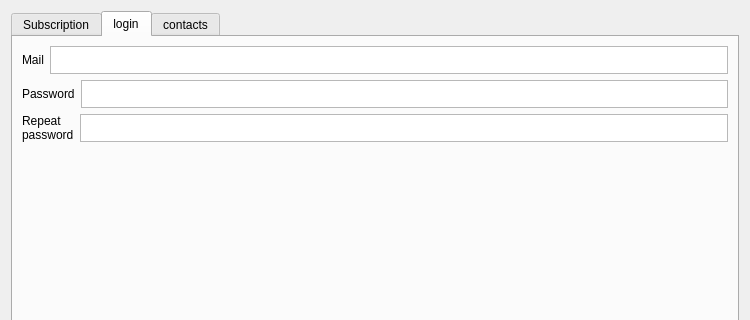
The window that src/cloud/cloud_ui.ui (giacomogroppi/writernote-qt) describes before a commit, drawn with Qt 5; both pictures show x 0 to 750 and y 0 to 320 of the 750 by 582 pixel window.
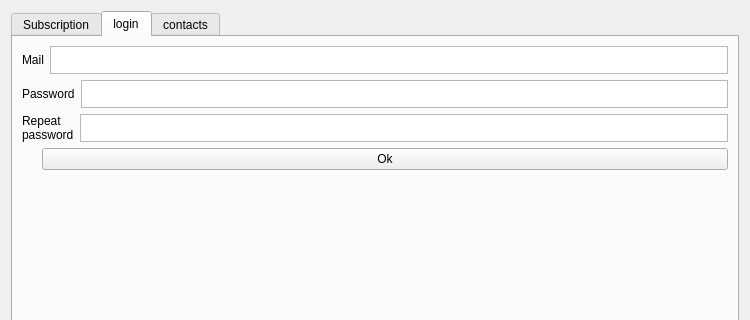
The same window after the commit.

Patch:
```diff
--- a/src/cloud/cloud_ui.ui
+++ b/src/cloud/cloud_ui.ui
@@ -135,7 +135,7 @@
       <attribute name="title">
        <string>login</string>
       </attribute>
-      <layout class="QVBoxLayout" name="verticalLayout_3">
+      <layout class="QVBoxLayout" name="verticalLayout_7">
        <item>
         <layout class="QHBoxLayout" name="email">
          <item>
@@ -201,6 +201,8 @@
         </layout>
        </item>
        <item>
+        <layout class="QHBoxLayout" name="horizontalLayout_6">
+         <item>
         <spacer name="verticalSpacer">
          <property name="orientation">
           <enum>Qt::Vertical</enum>
@@ -212,6 +214,32 @@
           </size>
          </property>
         </spacer>
+         </item>
+         <item>
+          <layout class="QVBoxLayout" name="verticalLayout_3">
+           <item>
+            <widget class="QPushButton" name="button_ok">
+             <property name="text">
+              <string>Ok</string>
+             </property>
+            </widget>
+           </item>
+           <item>
+            <spacer name="verticalSpacer_3">
+             <property name="orientation">
+              <enum>Qt::Vertical</enum>
+             </property>
+             <property name="sizeHint" stdset="0">
+              <size>
+               <width>20</width>
+               <height>40</height>
+              </size>
+             </property>
+            </spacer>
+           </item>
+          </layout>
+         </item>
+        </layout>
        </item>
        <item>
         <layout class="QHBoxLayout" name="layout_password">
```
Lines whose indentation alone changed are shown as unchanged.
